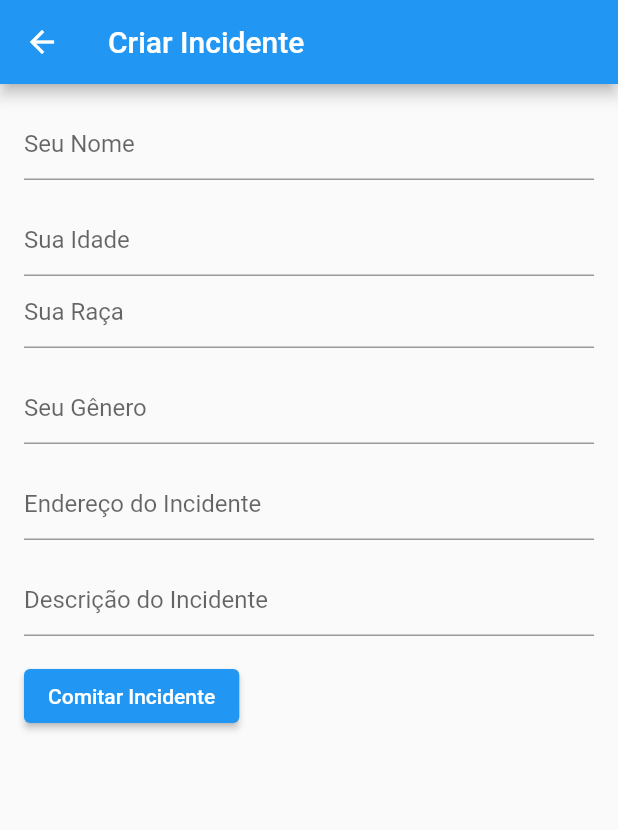
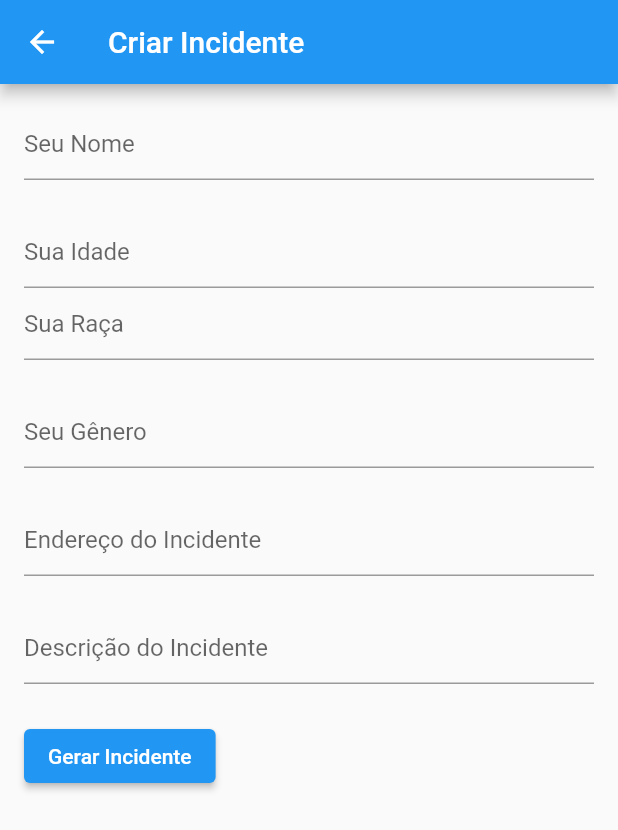
Before and after one commit to Iagolealfa/Cop-Incident, a Flutter app: the CreateIncidentScreen screen opened directly, on a phone screen of 412 x 824 dp. Shown: the top 830 px of the screen. Run offline on Flutter 3.47's test engine with Material 2 defaults, Android fonts, the phone set to English and light mode, and no system bars.

Commit message:
Criação do arquivo separado da tela de criação de incidentes
Criado validação para todos os campos serem obrigatórios o preenchimento e envolver o padding no widget singlechildscrollview para não gerar mais erro de bottom overflowed.

```diff
--- /dev/null
+++ b/incident/lib/criarIncidente.dart
@@ -0,0 +1,160 @@
+import 'package:flutter/material.dart';
+import 'package:incident/main.dart';
+
+class CreateIncidentScreen extends StatefulWidget {
+  @override
+  _CreateIncidentScreenState createState() => _CreateIncidentScreenState();
+}
+
+class _CreateIncidentScreenState extends State<CreateIncidentScreen> {
+  String? nome = '';
+  int idade = 0;
+  String? genero = '';
+  String? raca = '';
+  String? endereco = '';
+  String? descricao = '';
+  final _formKey = GlobalKey<FormState>();
+
+  String? _validateField(String? value) {
+    if (value == null || value.isEmpty) {
+      return 'Este campo é obrigatório';
+    }
+    return null;
+  }
+
+  @override
+  Widget build(BuildContext context) {
+    return Scaffold(
+      appBar: AppBar(
+        title: Text('Criar Incidente'),
+      ),
+      body: SingleChildScrollView(
+        child: Padding(
+          padding: const EdgeInsets.all(16.0),
+          child: Form(
+            key: _formKey,
+            child: Column(
+              crossAxisAlignment: CrossAxisAlignment.start,
+              children: [
+                TextFormField(
+                  decoration: InputDecoration(hintText: 'Seu Nome'),
+                  validator: _validateField,
+                  onChanged: (value) {
+                    setState(() {
+                      nome = value;
+                    });
+                  },
+                ),
+                SizedBox(height: 24),
+                TextFormField(
+                  decoration: InputDecoration(hintText: 'Sua Idade'),
+                  keyboardType: TextInputType.number,
+                  validator: _validateField,
+                  onChanged: (value) {
+                    setState(() {
+                      idade = int.tryParse(value) ?? 0;
+                    });
+                  },
+                ),
+                TextFormField(
+                  decoration: InputDecoration(hintText: 'Sua Raça'),
+                  validator: _validateField,
+                  onChanged: (value) {
+                    setState(() {
+                      raca = value;
+                    });
+                  },
+                ),
+                SizedBox(height: 24),
+                TextFormField(
+                  decoration: InputDecoration(hintText: 'Seu Gênero'),
+                  validator: _validateField,
+                  onChanged: (value) {
+                    setState(() {
+                      genero = value;
+                    });
+                  },
+                ),
+                SizedBox(height: 24),
+                TextFormField(
+                  decoration:
+                      InputDecoration(hintText: 'Endereço do Incidente'),
+                  validator: _validateField,
+                  onChanged: (value) {
+                    setState(() {
+                      endereco = value;
+                    });
+                  },
+                ),
+                SizedBox(height: 24),
+                TextFormField(
+                  decoration:
+                      InputDecoration(hintText: 'Descrição do Incidente'),
+                  validator: _validateField,
+                  maxLines: null,
+                  onChanged: (value) {
+                    setState(() {
+                      descricao = value;
+                    });
+                  },
+                ),
+                SizedBox(height: 24),
+                ElevatedButton(
+                  onPressed: () {
+                    if (_formKey.currentState!.validate()) {
+                      // Implemente aqui a lógica para submeter os dados do formulário.
+                      // Por exemplo, enviar os dados para um servidor ou salvá-los localmente.
+                      // Para esta demonstração, apenas exibiremos os dados no console.
+                      print('Nome: $nome');
+                      print('Idade: $idade');
+                      print('Raça: $raca');
+                      print('Gênero: $genero');
+                      print('Endereço: $endereco');
+                      print('Descrição: $descricao');
+                      Navigator.push(
+                        context,
+                        MaterialPageRoute(
+                            builder: (context) => ResponseScreen()),
+                      );
+                    }
+                  },
+                  child: Text('Gerar Incidente'),
+                ),
+              ],
+            ),
+          ),
+        ),
+      ),
+    );
+  }
+}
+
+class ResponseScreen extends StatelessWidget {
+  @override
+  Widget build(BuildContext context) {
+    return Scaffold(
+      appBar: AppBar(
+        automaticallyImplyLeading:
+            false, // Remover o botão de voltar padrão da App Bar
+      ),
+      body: Center(
+        child: Column(
+          mainAxisAlignment: MainAxisAlignment.center,
+          children: [
+            Text(
+              'Incidente criado com sucesso!',
+              style: TextStyle(fontSize: 20),
+            ),
+            ElevatedButton(
+              onPressed: () {
+                Navigator.pushReplacement(context,
+                    MaterialPageRoute(builder: (context) => MyHomePage()));
+              },
+              child: Text('Voltar para Tela Inicial'),
+            ),
+          ],
+        ),
+      ),
+    );
+  }
+}
--- a/incident/lib/main.dart
+++ b/incident/lib/main.dart
@@ -1,6 +1,6 @@
 import 'package:flutter/material.dart';
 import 'package:incident/listaIncidentes.dart';
-
+import 'package:incident/criarIncidente.dart';
 
 void main() {
   runApp(const IncidentApp());
@@ -11,12 +11,13 @@ class IncidentApp extends StatelessWidget {
 
   @override
   Widget build(BuildContext context) {
-    return  MaterialApp(
+    return MaterialApp(
       initialRoute: '/',
       routes: {
-      '/' : (context) => const MyHomePage(),
-      '/listaInfinita' :(context) => ListaInfinitaTela(),
-    } ,);
+        '/': (context) => const MyHomePage(),
+        '/listaInfinita': (context) => ListaInfinitaTela(),
+      },
+    );
   }
 }
 
@@ -53,7 +54,7 @@ class MyHomePage extends StatelessWidget {
           Card(
             child: ElevatedButton(
               onPressed: () {
-                Navigator.pushNamed(context,'/listaInfinita');
+                Navigator.pushNamed(context, '/listaInfinita');
               },
               child: Text('Lista de Incidentes'),
             ),
@@ -63,136 +64,3 @@ class MyHomePage extends StatelessWidget {
     );
   }
 }
-
-class CreateIncidentScreen extends StatefulWidget {
-  @override
-  _CreateIncidentScreenState createState() => _CreateIncidentScreenState();
-}
-
-class _CreateIncidentScreenState extends State<CreateIncidentScreen> {
-  String nome = '';
-  int idade = 0;
-  String genero = '';
-  String raca = '';
-  String endereco = '';
-  String descricao = '';
-
-  @override
-  Widget build(BuildContext context) {
-    return Scaffold(
-      appBar: AppBar(
-        title: Text('Criar Incidente'),
-      ),
-      body: Padding(
-        padding: const EdgeInsets.all(16.0),
-        child: Column(
-          crossAxisAlignment: CrossAxisAlignment.start,
-          children: [
-            TextFormField(
-              decoration: InputDecoration(hintText: 'Seu Nome'),
-              onChanged: (value) {
-                setState(() {
-                  nome = value;
-                });
-              },
-            ),
-            SizedBox(height: 16),
-            TextFormField(
-              decoration: InputDecoration(hintText: 'Sua Idade'),
-              keyboardType: TextInputType.number,
-              onChanged: (value) {
-                setState(() {
-                  idade = int.tryParse(value) ?? 0;
-                });
-              },
-            ),
-            TextFormField(
-              decoration: InputDecoration(hintText: 'Sua Raça'),
-              onChanged: (value) {
-                setState(() {
-                  raca = value;
-                });
-              },
-            ),
-            SizedBox(height: 16),
-            TextFormField(
-              decoration: InputDecoration(hintText: 'Seu Gênero'),
-              onChanged: (value) {
-                setState(() {
-                  genero = value;
-                });
-              },
-            ),
-            SizedBox(height: 16),
-            TextFormField(
-              decoration: InputDecoration(hintText: 'Endereço do Incidente'),
-              onChanged: (value) {
-                setState(() {
-                  endereco = value;
-                });
-              },
-            ),
-            SizedBox(height: 16),
-            TextFormField(
-              decoration: InputDecoration(hintText: 'Descrição do Incidente'),
-              onChanged: (value) {
-                setState(() {
-                  descricao = value;
-                });
-              },
-            ),
-            SizedBox(height: 16),
-            ElevatedButton(
-              onPressed: () {
-                // Implemente aqui a lógica para submeter os dados do formulário.
-                // Por exemplo, enviar os dados para um servidor ou salvá-los localmente.
-                // Para esta demonstração, apenas exibiremos os dados no console.
-                print('Nome: $nome');
-                print('Idade: $idade');
-                print('Raça: $raca');
-                print('Gênero: $genero');
-                print('Endereço: $endereco');
-                print('Descrição: $descricao');
-                Navigator.push(
-                  context,
-                  MaterialPageRoute(builder: (context) => ResponseScreen()),
-                );
-              },
-              child: Text('Comitar Incidente'),
-            ),
-          ],
-        ),
-      ),
-    );
-  }
-}
-
-class ResponseScreen extends StatelessWidget {
-  @override
-  Widget build(BuildContext context) {
-    return Scaffold(
-      appBar: AppBar(
-        automaticallyImplyLeading:
-            false, // Remover o botão de voltar padrão da App Bar
-      ),
-      body: Center(
-        child: Column(
-          mainAxisAlignment: MainAxisAlignment.center,
-          children: [
-            Text(
-              'Incidente criado com sucesso!',
-              style: TextStyle(fontSize: 20),
-            ),
-            ElevatedButton(
-              onPressed: () {
-                Navigator.pushReplacement(context,
-                    MaterialPageRoute(builder: (context) => MyHomePage()));
-              },
-              child: Text('Voltar para Tela Inicial'),
-            ),
-          ],
-        ),
-      ),
-    );
-  }
-}
```
